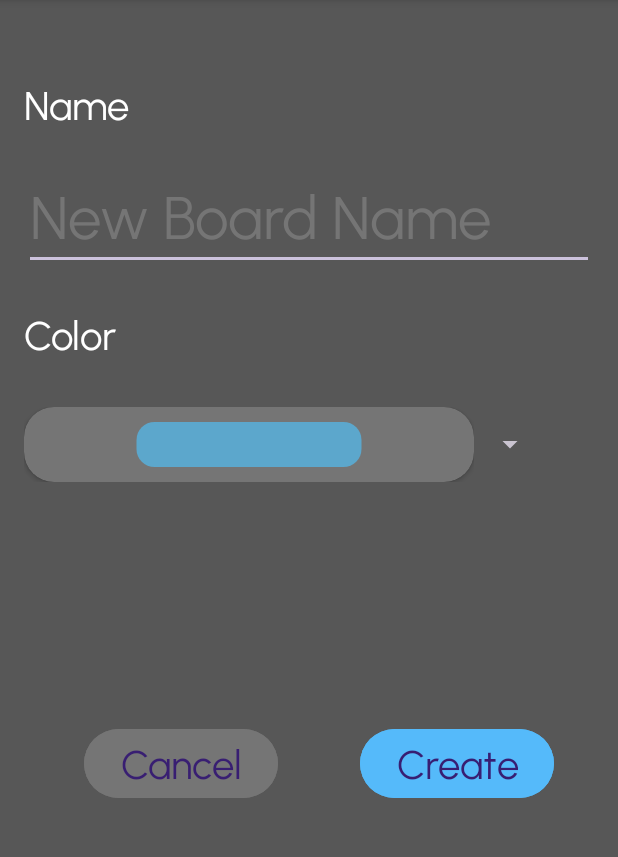
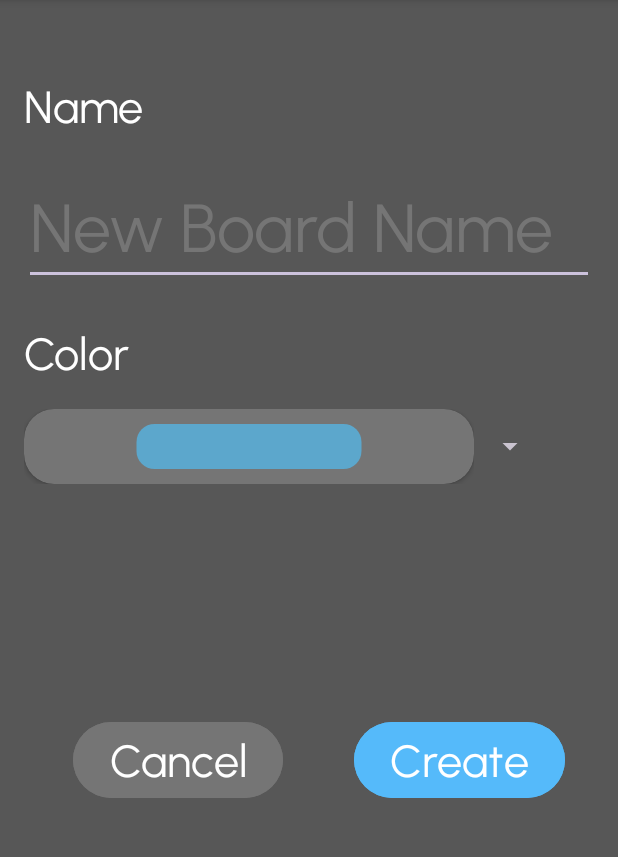
Before and after one commit to miloszkryzia1/android-remember-app, an Android app: the NewBoardActivity screen opened directly, with no data from a screen before it, on a phone screen of 412 x 824 dp, the part 96-953 px from its top. Run offline under Robolectric (Android 15) with nearby library versions, the phone set to English and light mode, and no system bars.

Commit message:
fix font sizes and button text colors

```diff
--- a/app/src/main/res/layout/activity_boards.xml
+++ b/app/src/main/res/layout/activity_boards.xml
@@ -18,7 +18,7 @@
         android:fontFamily="@font/urbanist"
         android:text="Boards"
         android:textColor="@color/white"
-        android:textSize="15.1pt"
+        android:textSize="40sp"
         app:layout_constraintBottom_toTopOf="@+id/recyclerView"
         app:layout_constraintStart_toStartOf="parent"
         app:layout_constraintTop_toTopOf="parent" />
@@ -45,7 +45,8 @@
         android:backgroundTint="@color/primary"
         android:fontFamily="@font/urbanist"
         android:text="+"
-        android:textSize="12pt"
+        android:textSize="30sp"
+        android:textColor="@color/white"
         app:layout_constraintBottom_toBottomOf="parent"
         app:layout_constraintEnd_toEndOf="parent"
         app:layout_constraintTop_toBottomOf="@+id/recyclerView" />
--- a/app/src/main/res/layout/activity_new_board.xml
+++ b/app/src/main/res/layout/activity_new_board.xml
@@ -25,7 +25,7 @@
             android:fontFamily="@font/urbanist"
             android:text="Name"
             android:textColor="@color/white"
-            android:textSize="12pt"
+            android:textSize="30sp"
             app:layout_constraintBottom_toTopOf="@+id/colorPickSpinner"
             app:layout_constraintStart_toStartOf="parent"
             app:layout_constraintTop_toTopOf="parent" />
@@ -43,7 +43,7 @@
             android:inputType="text"
             android:textColor="@color/white"
             android:textColorHint="@color/second_bg"
-            android:textSize="18pt"
+            android:textSize="45sp"
             app:layout_constraintEnd_toEndOf="parent"
             app:layout_constraintStart_toStartOf="parent"
             app:layout_constraintTop_toBottomOf="@+id/textView3" />
@@ -57,7 +57,7 @@
             android:fontFamily="@font/urbanist"
             android:text="Color"
             android:textColor="@color/white"
-            android:textSize="12pt"
+            android:textSize="30sp"
             app:layout_constraintStart_toStartOf="parent"
             app:layout_constraintTop_toBottomOf="@+id/boardNameEditText" />
 
@@ -72,7 +72,8 @@
             android:backgroundTint="@color/second_bg"
             android:fontFamily="@font/urbanist"
             android:text="@string/cancel"
-            android:textSize="12pt"
+            android:textSize="30sp"
+            android:textColor="@color/white"
             app:layout_constraintBottom_toBottomOf="parent"
             app:layout_constraintEnd_toStartOf="@+id/createButton"
             app:layout_constraintStart_toStartOf="parent" />
@@ -84,7 +85,8 @@
             android:backgroundTint="@color/primary"
             android:fontFamily="@font/urbanist"
             android:text="@string/create"
-            android:textSize="12pt"
+            android:textSize="30sp"
+            android:textColor="@color/white"
             app:layout_constraintBaseline_toBaselineOf="@+id/cancelButton"
             app:layout_constraintEnd_toEndOf="parent"
             app:layout_constraintStart_toEndOf="@+id/cancelButton" />
--- a/app/src/main/res/layout/fragment_board.xml
+++ b/app/src/main/res/layout/fragment_board.xml
@@ -27,7 +27,7 @@
                 android:fontFamily="@font/urbanist"
                 android:text="Name"
                 android:textColor="@color/white"
-                android:textSize="10pt"
+                android:textSize="25sp"
                 app:layout_constraintBottom_toBottomOf="parent"
                 app:layout_constraintStart_toStartOf="parent" />
 
--- a/app/src/main/res/layout/fragment_no_board.xml
+++ b/app/src/main/res/layout/fragment_no_board.xml
@@ -30,7 +30,7 @@
                     android:fontFamily="@font/urbanist"
                     android:text="No Boards to Show"
                     android:textColor="@color/main_bg"
-                    android:textSize="10pt"
+                    android:textSize="26.5sp"
                     app:layout_constraintBottom_toBottomOf="parent"
                     app:layout_constraintStart_toStartOf="parent" />
 
--- a/app/src/main/res/layout/nav_menu_header.xml
+++ b/app/src/main/res/layout/nav_menu_header.xml
@@ -9,12 +9,12 @@
     <TextView
         android:id="@+id/textView2"
         android:layout_width="match_parent"
-        android:layout_height="74dp"
+        android:layout_height="wrap_content"
         android:fontFamily="@font/yellowtail"
         android:text="@string/app_name"
         android:textAlignment="textStart"
         android:textColor="@color/white"
-        android:textSize="30pt"
+        android:textSize="80sp"
         app:layout_constraintBottom_toBottomOf="parent"
         app:layout_constraintEnd_toEndOf="parent"
         app:layout_constraintStart_toStartOf="parent"
--- a/app/src/main/res/values/themes.xml
+++ b/app/src/main/res/values/themes.xml
@@ -20,7 +20,7 @@
 
     <style name="navMenuTextAppearance">
         <item name="android:fontFamily">@font/urbanist</item>
-        <item name="android:textSize">12pt</item>
+        <item name="android:textSize">30sp</item>
     </style>
 
     <style name="drawerArrowStyleWhite" parent="@style/Widget.AppCompat.DrawerArrowToggle">
```
Also changed, not shown: app/src/main/res/layout/activity_main.xml (+4 -3 lines).
